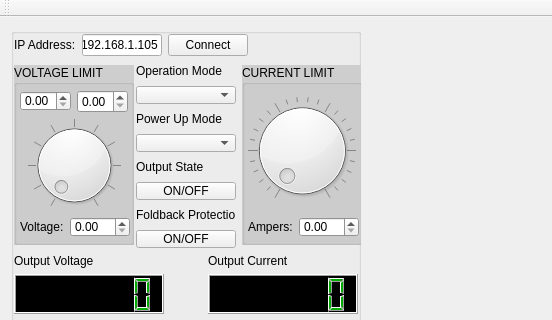
The window that lambda_plugin/mainwindow.ui (Melomanstd/lambda_ps) describes before a commit, drawn with Qt 5; both pictures show x 0 to 552 and y 0 to 320 of the 552 by 466 pixel window.
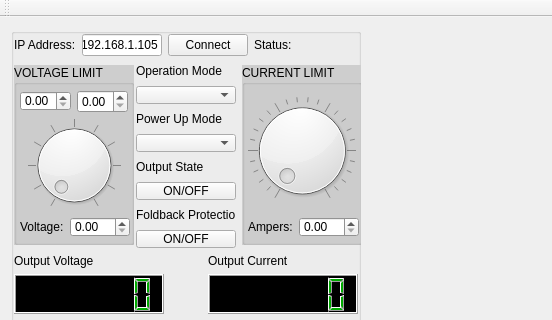
The same window after the commit. Custom widgets are drawn as their Qt base class.

```diff
--- a/lambda_plugin/mainwindow.ui
+++ b/lambda_plugin/mainwindow.ui
@@ -85,6 +85,13 @@
              </property>
             </widget>
            </item>
+           <item>
+            <widget class="QLabel" name="label_11">
+             <property name="text">
+              <string>Status:</string>
+             </property>
+            </widget>
+           </item>
            <item>
             <widget class="QPushButton" name="status">
              <property name="enabled">
```
